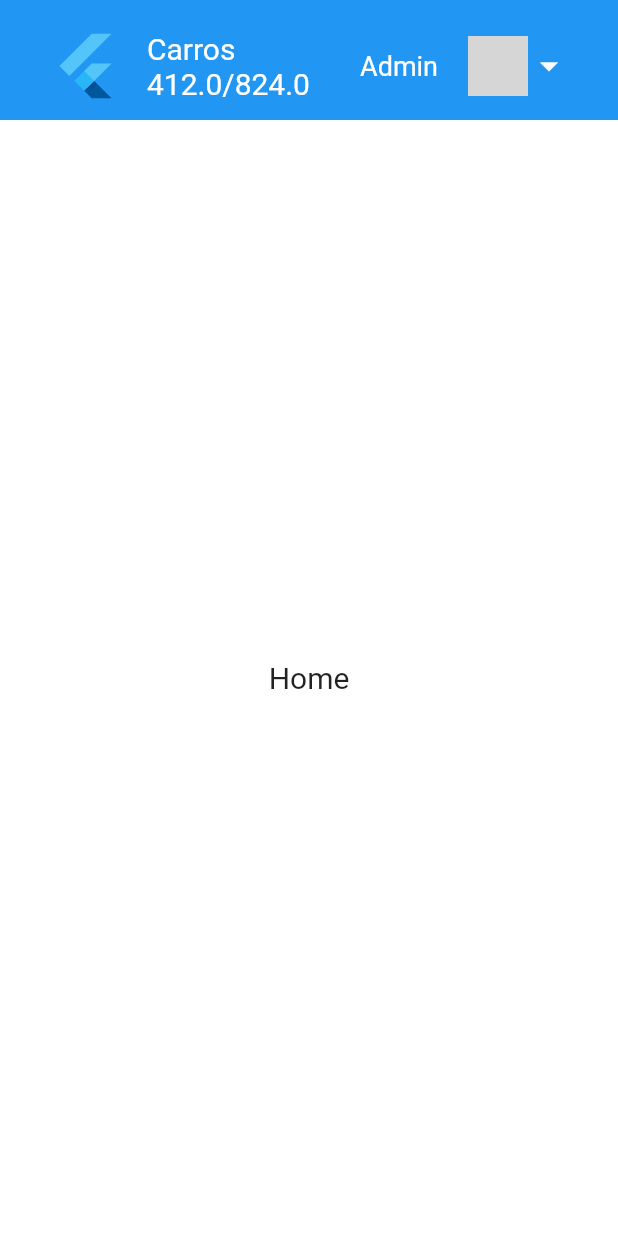
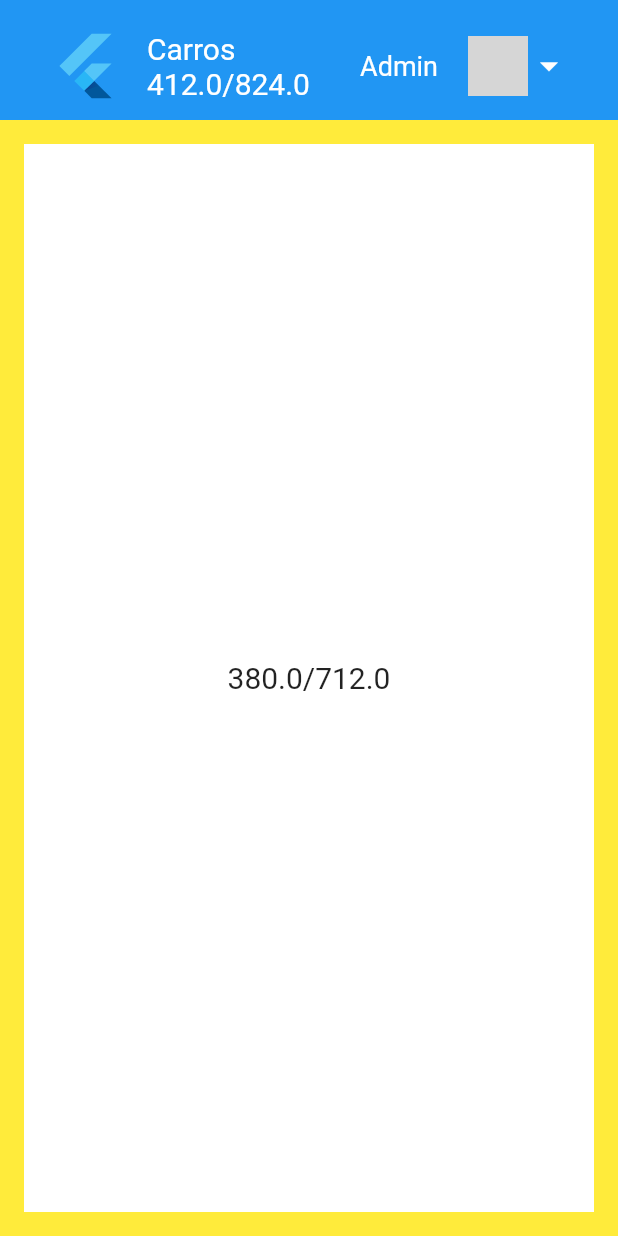
Before and after one commit to raphapfeifer/carros_flutter_web, a Flutter app: the screen it shows after launch, on a phone screen of 412 x 824 dp. Run offline on Flutter 3.47's test engine with Material 2 defaults, Android fonts, the phone set to English and light mode, and no system bars; our stand-ins replace font_awesome_flutter; network calls fail; grey boxes are pictures that could not be loaded.

Commit message:
LayoutBuilder

```diff
--- a/lib/home.dart
+++ b/lib/home.dart
@@ -69,6 +69,8 @@ class _HomePageState extends State<HomePage> {
   _right() {
 
     return Container(
+      color: Colors.yellow,
+      padding: EdgeInsets.all(16),
       width:  showMenu ? size.width - menuWidth : size.width,
       child: Body(),
     );
--- a/lib/pages/default_page.dart
+++ b/lib/pages/default_page.dart
@@ -1,4 +1,3 @@
-
 import 'package:flutter/material.dart';
 
 class DefaultPage extends StatefulWidget {
@@ -15,8 +14,12 @@ class _DefaultPageState extends State<DefaultPage> {
   }
 
   _body() {
-    return Center(
-      child: Text("Home"),
+    return LayoutBuilder(
+      builder: (context, constraints) {
+        return Center(
+          child: Text("${constraints.maxWidth}/${constraints.maxHeight}"),
+        );
+      },
     );
   }
 }
```
